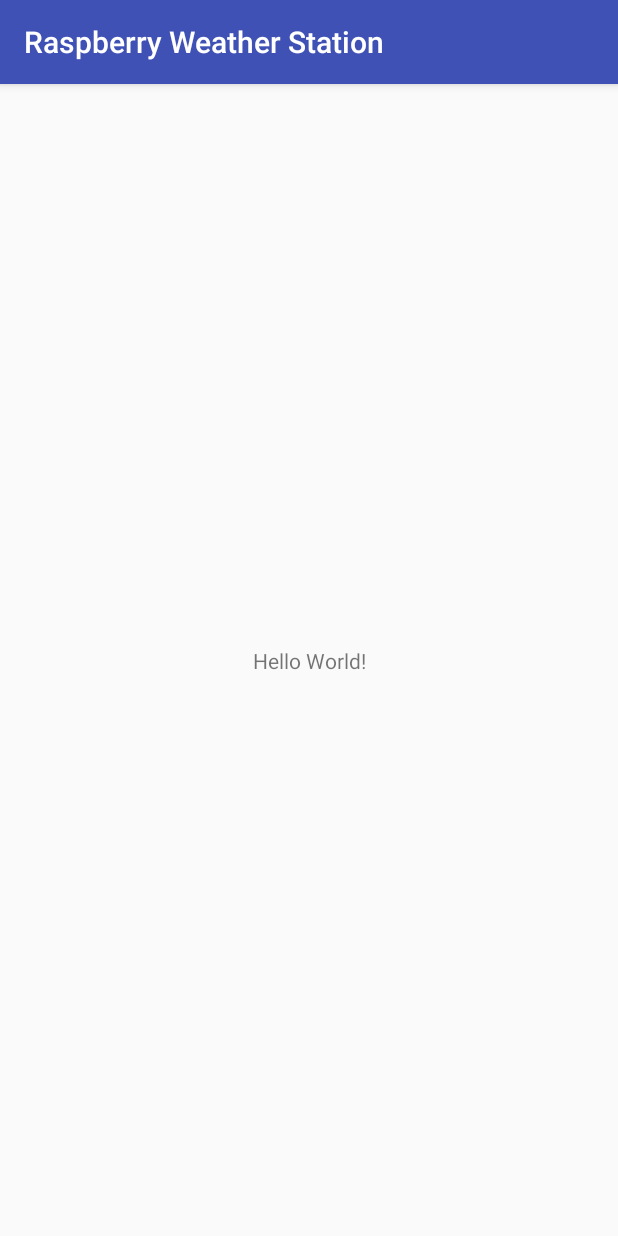
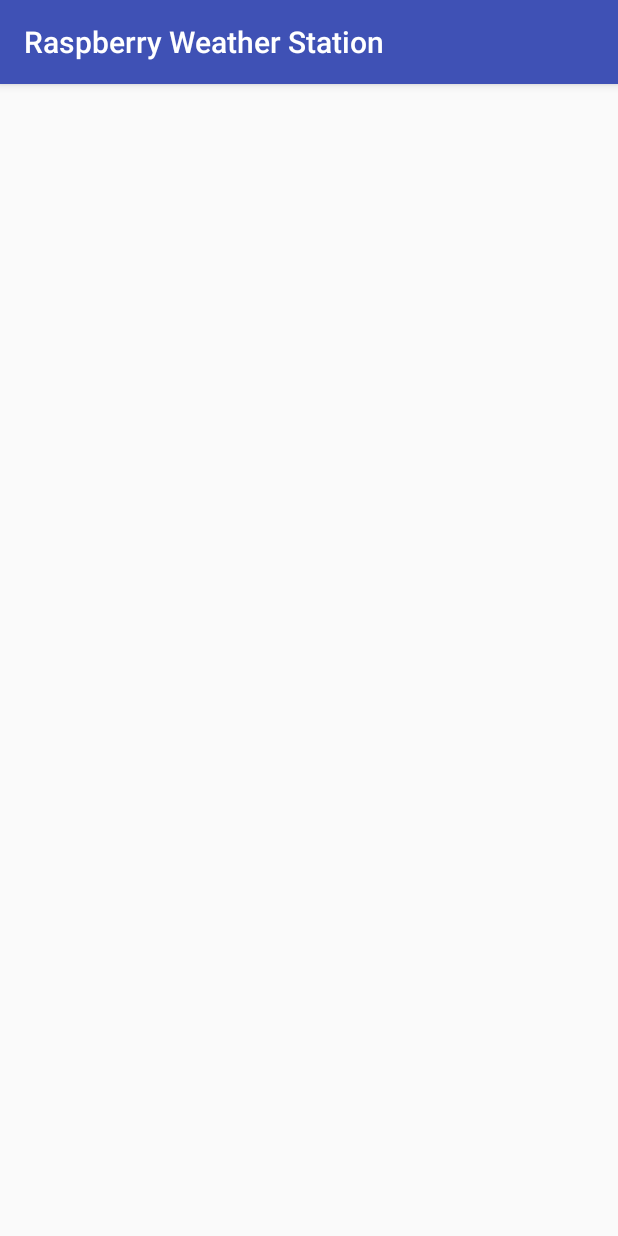
Before and after one commit to ChrisKula/raspberry-weather-Station, an Android app: the screen it shows after launch (MainActivity), on a phone screen of 412 x 824 dp. Run offline under Robolectric (Android 15) with nearby library versions, the phone set to English and light mode, and no system bars.

Commit message:
Removed MainActivity UI

```diff
--- a/app/src/main/java/com/christiankula/raspberryweatherstation/MainActivity.java
+++ b/app/src/main/java/com/christiankula/raspberryweatherstation/MainActivity.java
@@ -12,7 +12,6 @@ public class MainActivity extends AppCompatActivity {
     @Override
     protected void onCreate(Bundle savedInstanceState) {
         super.onCreate(savedInstanceState);
-        setContentView(R.layout.activity_main);
         startService(new Intent(this, WeatherStationService.class));
     }
 }
--- a/app/src/main/res/layout/activity_main.xml
+++ /dev/null
@@ -1,18 +0,0 @@
-<?xml version="1.0" encoding="utf-8"?>
-<android.support.constraint.ConstraintLayout xmlns:android="http://schemas.android.com/apk/res/android"
-    xmlns:app="http://schemas.android.com/apk/res-auto"
-    xmlns:tools="http://schemas.android.com/tools"
-    android:layout_width="match_parent"
-    android:layout_height="match_parent"
-    tools:context="com.christiankula.raspberryweatherstation.MainActivity">
-
-    <TextView
-        android:layout_width="wrap_content"
-        android:layout_height="wrap_content"
-        android:text="Hello World!"
-        app:layout_constraintBottom_toBottomOf="parent"
-        app:layout_constraintLeft_toLeftOf="parent"
-        app:layout_constraintRight_toRightOf="parent"
-        app:layout_constraintTop_toTopOf="parent" />
-
-</android.support.constraint.ConstraintLayout>
```
